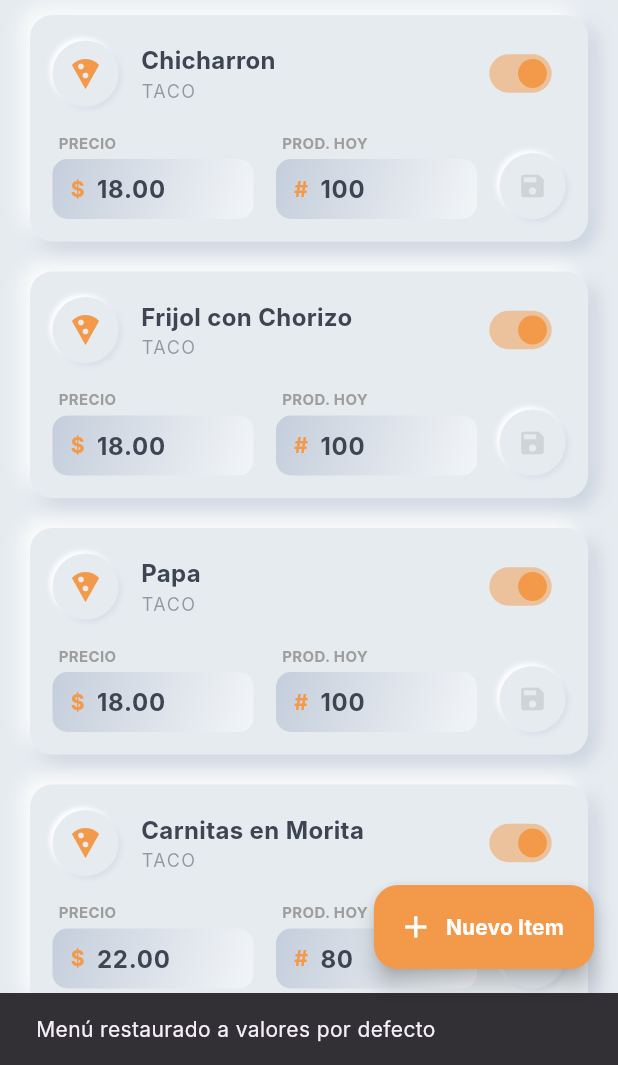
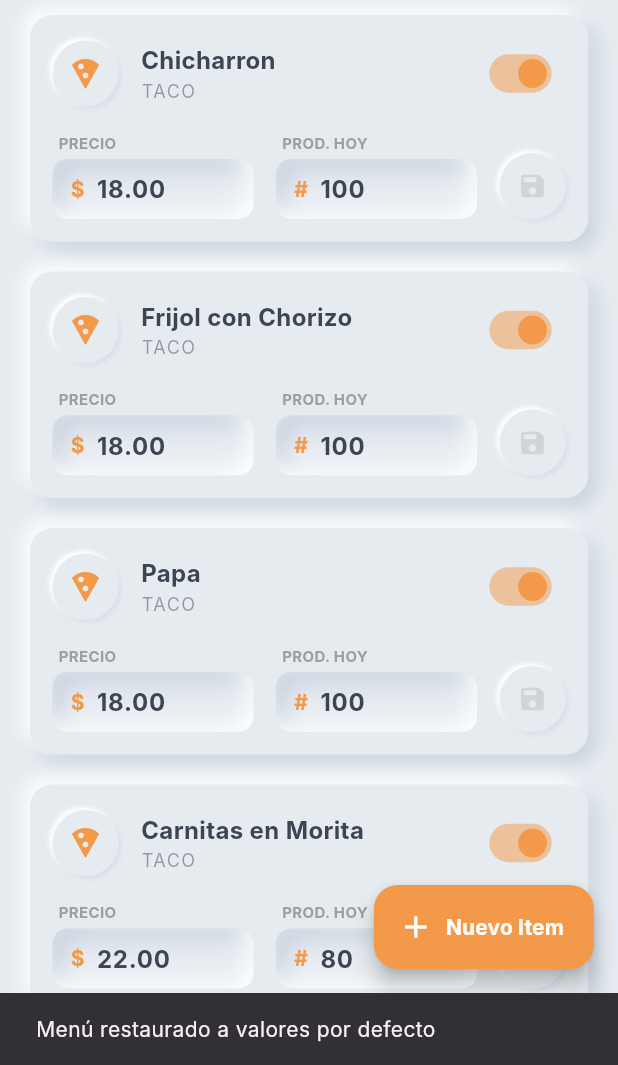
Before and after one commit to DanielNextStep/el_panzon, a Flutter app: the MaintenanceScreen screen opened directly, after a tap on the "cloud download" icon, on a phone screen of 412 x 824 dp, the part 171-1236 px from its top. Run offline on Flutter 3.47's test engine with Material 3 defaults, Android fonts, the phone set to English and light mode, and no system bars; our stand-ins replace cloud_firestore, firebase_core, package_info_plus; accounts and stored records are empty; Roboto replaces fonts that are missing (Inter); statements that could not run were skipped.

Commit message:
feat: inner shadows implemented for neumorphic view using CustomPainter

```diff
--- a/lib/shared_styles.dart
+++ b/lib/shared_styles.dart
@@ -30,29 +30,26 @@ class NeumorphicContainer extends StatelessWidget {
 
   @override
   Widget build(BuildContext context) {
+    if (isInner) {
+      return CustomPaint(
+        painter: InnerShadowPainter(borderRadius, isCircle, color ?? kBackgroundColor),
+        child: Padding(
+          padding: padding,
+          child: child,
+        ),
+      );
+    }
+
     final double blurRadius = 10.0;
     final Offset offset = const Offset(5, 5);
 
     return Container(
       padding: padding,
       decoration: BoxDecoration(
-        // If isInner, we use a gradient to simulate depth. If not, plain background.
-        color: isInner ? null : (color ?? kBackgroundColor),
+        color: color ?? kBackgroundColor,
         shape: isCircle ? BoxShape.circle : BoxShape.rectangle,
         borderRadius: isCircle ? null : BorderRadius.circular(borderRadius),
-        gradient: isInner
-            ? LinearGradient(
-          begin: Alignment.topLeft,
-          end: Alignment.bottomRight,
-          colors: [
-            kShadowColor.withOpacity(0.5), // Darker inner shadow top-left
-            kHighlightColor.withOpacity(0.5), // Lighter highlight bottom-right
-          ],
-        )
-            : null,
-        boxShadow: isInner
-            ? null // No outer shadows when "pressed" (inner state)
-            : [
+        boxShadow: [
           // Outer Shadow (Regular)
           BoxShadow(
             color: kShadowColor.withOpacity(0.5),
@@ -70,3 +67,56 @@ class NeumorphicContainer extends StatelessWidget {
     );
   }
 }
+
+class InnerShadowPainter extends CustomPainter {
+  final double borderRadius;
+  final bool isCircle;
+  final Color backgroundColor;
+
+  InnerShadowPainter(this.borderRadius, this.isCircle, this.backgroundColor);
+
+  @override
+  void paint(Canvas canvas, Size size) {
+    Rect rect = Rect.fromLTWH(0, 0, size.width, size.height);
+    RRect rrect = isCircle
+        ? RRect.fromRectAndRadius(rect, Radius.circular(size.height / 2))
+        : RRect.fromRectAndRadius(rect, Radius.circular(borderRadius));
+
+    // Fill background
+    canvas.drawRRect(rrect, Paint()..color = backgroundColor);
+
+    canvas.save();
+    canvas.clipRRect(rrect);
+
+    // Dark shadow (Top-Left)
+    Path darkPath = Path()
+      ..fillType = PathFillType.evenOdd
+      ..addRect(rect.inflate(30))
+      ..addRRect(rrect.shift(const Offset(5, 5)));
+
+    canvas.drawPath(
+      darkPath,
+      Paint()
+        ..color = kShadowColor.withOpacity(0.6)
+        ..maskFilter = const MaskFilter.blur(BlurStyle.normal, 8),
+    );
+
+    // Light shadow (Bottom-Right)
+    Path lightPath = Path()
+      ..fillType = PathFillType.evenOdd
+      ..addRect(rect.inflate(30))
+      ..addRRect(rrect.shift(const Offset(-5, -5)));
+
+    canvas.drawPath(
+      lightPath,
+      Paint()
+        ..color = kHighlightColor.withOpacity(1.0)
+        ..maskFilter = const MaskFilter.blur(BlurStyle.normal, 8),
+    );
+
+    canvas.restore();
+  }
+
+  @override
+  bool shouldRepaint(covariant CustomPainter oldDelegate) => false;
+}
--- a/pubspec.yaml
+++ b/pubspec.yaml
@@ -1,7 +1,7 @@
 name: ordenes_elpanzon
 description: "A new Flutter project."
 publish_to: 'none'
-version: 1.0.4+5
+version: 1.0.5+6
 
 environment:
   sdk: '>=3.0.0 <4.0.0'
```
